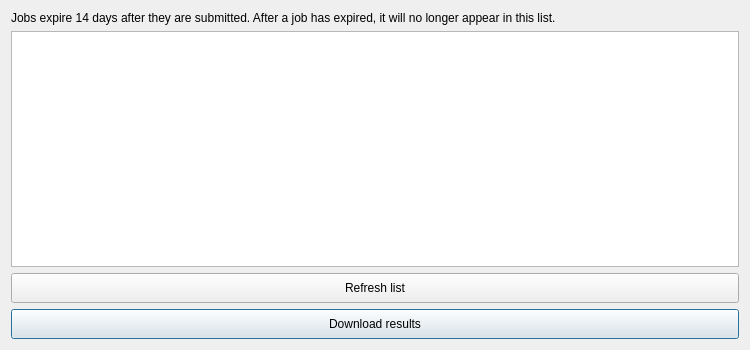
This is LDMP/gui/DlgJobs.ui in ConservationInternational/trends.earth as Qt 5 draws it before an edit. The edited form follows.
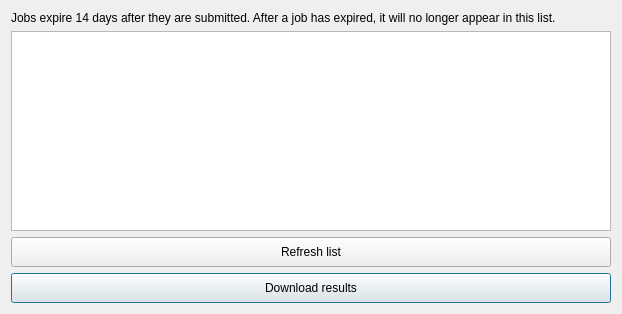
This is the edited form.

The edit to the form file:
```diff
--- a/LDMP/gui/DlgJobs.ui
+++ b/LDMP/gui/DlgJobs.ui
@@ -9,20 +9,20 @@
    <rect>
     <x>0</x>
     <y>0</y>
-    <width>750</width>
-    <height>350</height>
+    <width>618</width>
+    <height>310</height>
    </rect>
   </property>
   <property name="sizePolicy">
-   <sizepolicy hsizetype="Expanding" vsizetype="Expanding">
+   <sizepolicy hsizetype="Preferred" vsizetype="Preferred">
     <horstretch>0</horstretch>
     <verstretch>0</verstretch>
    </sizepolicy>
   </property>
   <property name="minimumSize">
    <size>
-    <width>600</width>
-    <height>300</height>
+    <width>0</width>
+    <height>0</height>
    </size>
   </property>
   <property name="windowTitle">
@@ -79,6 +79,12 @@
    </item>
    <item row="1" column="0">
     <widget class="QTableView" name="jobs_view">
+     <property name="minimumSize">
+      <size>
+       <width>600</width>
+       <height>200</height>
+      </size>
+     </property>
      <property name="sizeAdjustPolicy">
       <enum>QAbstractScrollArea::AdjustIgnored</enum>
      </property>
```
